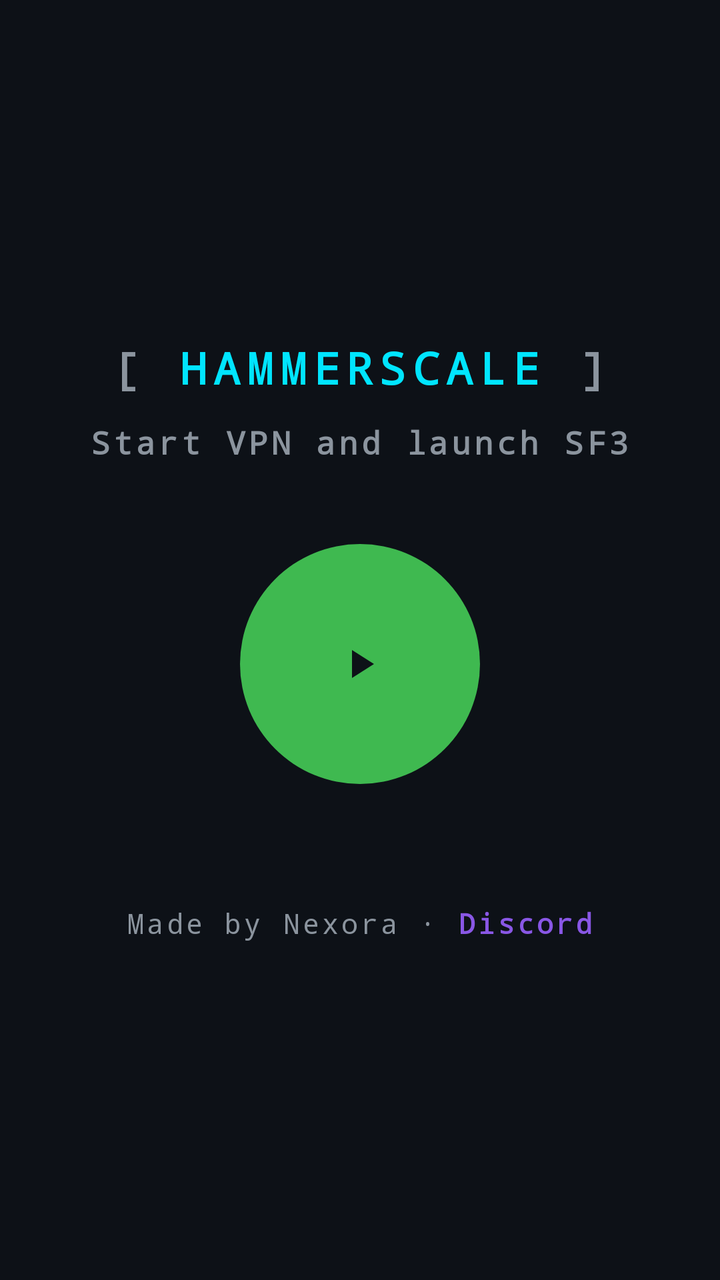
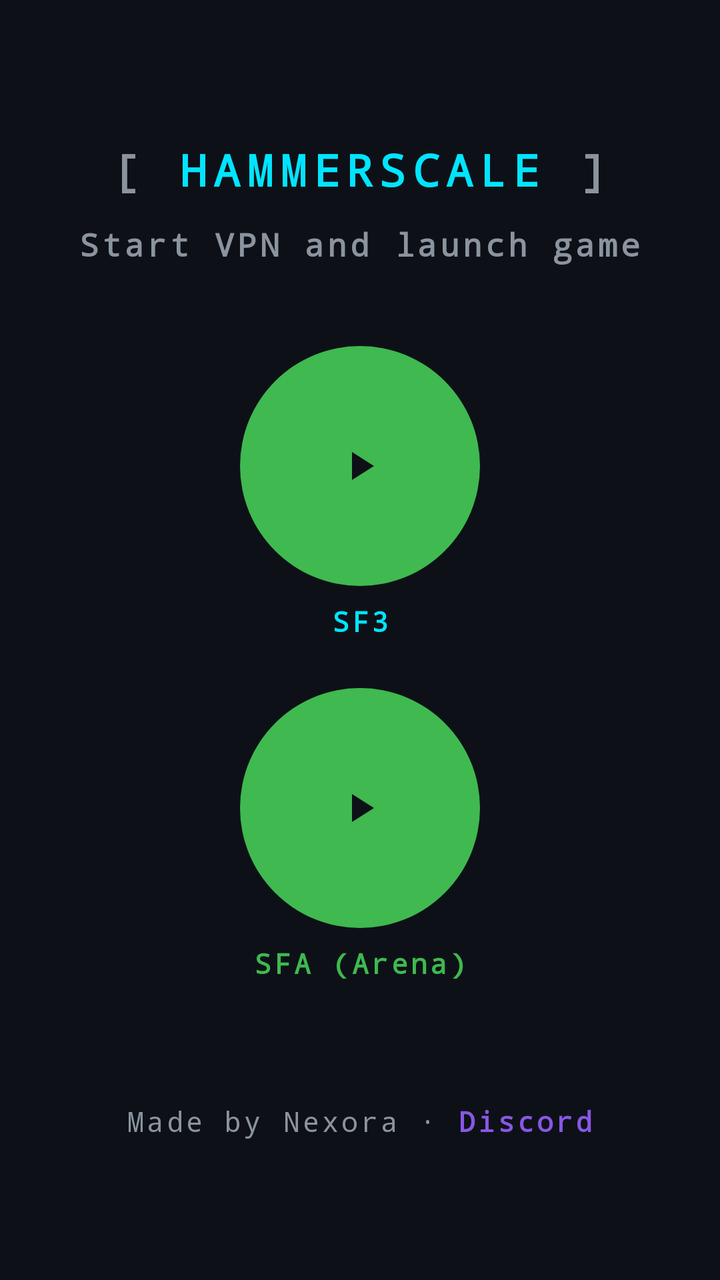

Before-and-after screenshots of an Android layout around one commit, followed by the original layout XML and the change that was made.
<!-- AndroidManifest.xml: application theme Theme.HammerScale -->
<!-- res/layout/activity_main.xml -->
<?xml version="1.0" encoding="utf-8"?>
<androidx.coordinatorlayout.widget.CoordinatorLayout
    xmlns:android="http://schemas.android.com/apk/res/android"
    xmlns:app="http://schemas.android.com/apk/res-auto"
    android:layout_width="match_parent"
    android:layout_height="match_parent"
    android:background="@color/bg_primary">

    
    <LinearLayout
        android:layout_width="match_parent"
        android:layout_height="match_parent"
        android:orientation="vertical"
        android:gravity="center">

        
        <LinearLayout
            android:layout_width="wrap_content"
            android:layout_height="wrap_content"
            android:orientation="horizontal"
            android:gravity="center_vertical">

            <TextView
                android:layout_width="wrap_content"
                android:layout_height="wrap_content"
                android:text="[ "
                android:textColor="#FF8B949E"
                android:textSize="22sp"
                android:fontFamily="monospace"
                android:textStyle="bold"
                android:letterSpacing="0.15" />

            <TextView
                android:layout_width="wrap_content"
                android:layout_height="wrap_content"
                android:text="HAMMERSCALE"
                android:textColor="#FF00E5FF"
                android:textSize="22sp"
                android:fontFamily="monospace"
                android:textStyle="bold"
                android:letterSpacing="0.15" />

            <TextView
                android:layout_width="wrap_content"
                android:layout_height="wrap_content"
                android:text=" ]"
                android:textColor="#FF8B949E"
                android:textSize="22sp"
                android:fontFamily="monospace"
                android:textStyle="bold"
                android:letterSpacing="0.15" />

        </LinearLayout>

        
        <TextView
            android:layout_width="wrap_content"
            android:layout_height="wrap_content"
            android:text="Start VPN and launch SF3"
            android:textColor="@color/text_secondary"
            android:textSize="16sp"
            android:fontFamily="monospace"
            android:textStyle="bold"
            android:letterSpacing="0.1"
            android:layout_marginTop="12dp" />

        
        <ImageButton
            android:id="@+id/btn_play"
            android:layout_width="120dp"
            android:layout_height="120dp"
            android:layout_marginTop="40dp"
            android:background="@drawable/btn_play_bg"
            android:src="@drawable/ic_play"
            android:scaleType="centerInside"
            android:padding="30dp"
            android:contentDescription="Start VPN and launch game" />

        
        <LinearLayout
            android:layout_width="wrap_content"
            android:layout_height="wrap_content"
            android:orientation="horizontal"
            android:gravity="center"
            android:layout_marginTop="60dp">

            <TextView
                android:layout_width="wrap_content"
                android:layout_height="wrap_content"
                android:text="Made by Nexora · "
                android:textColor="@color/text_secondary"
                android:textSize="14sp"
                android:fontFamily="monospace"
                android:letterSpacing="0.1" />

            <TextView
                android:id="@+id/tv_discord_link"
                android:layout_width="wrap_content"
                android:layout_height="wrap_content"
                android:text="Discord"
                android:textColor="#FF8957E5"
                android:textSize="14sp"
                android:fontFamily="monospace"
                android:textStyle="bold"
                android:letterSpacing="0.1"
                android:clickable="true"
                android:focusable="true" />

        </LinearLayout>

    </LinearLayout>

</androidx.coordinatorlayout.widget.CoordinatorLayout>
<!-- resources referenced by this layout -->
<resources>
  <color name="bg_primary">#0D1117</color>
  <color name="text_secondary">#8B949E</color>
  <!-- drawable btn_play_bg (drawable) -->
  <?xml version="1.0" encoding="utf-8"?>
  <shape xmlns:android="http://schemas.android.com/apk/res/android"
      android:shape="oval">
      <solid android:color="#FF3FB950" />
      <size android:width="120dp" android:height="120dp" />
  </shape>
  <!-- drawable ic_play (drawable) -->
  <?xml version="1.0" encoding="utf-8"?>
  <vector xmlns:android="http://schemas.android.com/apk/res/android"
      android:width="24dp"
      android:height="24dp"
      android:viewportWidth="24"
      android:viewportHeight="24"
      android:tint="#FF0D1117">
      <path
          android:fillColor="#FF000000"
          android:pathData="M8,5v14l11,-7z"/>
  </vector>
  <style name="Theme.HammerScale" parent="Theme.MaterialComponents.DayNight.DarkActionBar">
          <item name="colorPrimary">@color/bg_secondary</item>
          <item name="colorPrimaryVariant">@color/bg_primary</item>
          <item name="colorOnPrimary">@color/text_primary</item>
          <item name="colorSecondary">@color/green_active</item>
          <item name="colorOnSecondary">@color/bg_primary</item>
          <item name="android:statusBarColor">@color/bg_primary</item>
          <item name="android:navigationBarColor">@color/bg_primary</item>
          <item name="android:windowBackground">@color/bg_primary</item>
          <item name="android:textColorPrimary">@color/text_primary</item>
          <item name="android:textColorSecondary">@color/text_secondary</item>
          <item name="windowActionBar">false</item>
          <item name="windowNoTitle">true</item>
      </style>
  <color name="bg_secondary">#161B22</color>
  <color name="text_primary">#E6EDF3</color>
  <color name="green_active">#3FB950</color>
</resources>

<!-- the commit's change to res/layout/activity_main.xml (unified diff, before → after) -->
@@ -56,7 +56,7 @@
         <TextView
             android:layout_width="wrap_content"
             android:layout_height="wrap_content"
-            android:text="Start VPN and launch SF3"
+            android:text="Start VPN and launch game"
             android:textColor="@color/text_secondary"
             android:textSize="16sp"
             android:fontFamily="monospace"
@@ -65,16 +65,66 @@
             android:layout_marginTop="12dp" />
 
         
-        <ImageButton
-            android:id="@+id/btn_play"
-            android:layout_width="120dp"
-            android:layout_height="120dp"
-            android:layout_marginTop="40dp"
-            android:background="@drawable/btn_play_bg"
-            android:src="@drawable/ic_play"
-            android:scaleType="centerInside"
-            android:padding="30dp"
-            android:contentDescription="Start VPN and launch game" />
+        <LinearLayout
+            android:layout_width="wrap_content"
+            android:layout_height="wrap_content"
+            android:orientation="vertical"
+            android:gravity="center"
+            android:layout_marginTop="40dp">
+
+            <ImageButton
+                android:id="@+id/btn_play"
+                android:layout_width="120dp"
+                android:layout_height="120dp"
+                android:background="@drawable/btn_play_bg"
+                android:src="@drawable/ic_play"
+                android:scaleType="centerInside"
+                android:padding="30dp"
+                android:contentDescription="Start SF3 VPN" />
+
+            <TextView
+                android:layout_width="wrap_content"
+                android:layout_height="wrap_content"
+                android:text="SF3"
+                android:textColor="#FF00E5FF"
+                android:textSize="14sp"
+                android:fontFamily="monospace"
+                android:textStyle="bold"
+                android:letterSpacing="0.1"
+                android:layout_marginTop="8dp"
+                android:gravity="center" />
+        </LinearLayout>
+
+        
+        <LinearLayout
+            android:layout_width="wrap_content"
+            android:layout_height="wrap_content"
+            android:orientation="vertical"
+            android:gravity="center"
+            android:layout_marginTop="24dp">
+
+            <ImageButton
+                android:id="@+id/btn_play_sfa"
+                android:layout_width="120dp"
+                android:layout_height="120dp"
+                android:background="@drawable/btn_play_bg"
+                android:src="@drawable/ic_play"
+                android:scaleType="centerInside"
+                android:padding="30dp"
+                android:contentDescription="Start SFA VPN" />
+
+            <TextView
+                android:layout_width="wrap_content"
+                android:layout_height="wrap_content"
+                android:text="SFA (Arena)"
+                android:textColor="#FF3FB950"
+                android:textSize="14sp"
+                android:fontFamily="monospace"
+                android:textStyle="bold"
+                android:letterSpacing="0.1"
+                android:layout_marginTop="8dp"
+                android:gravity="center" />
+        </LinearLayout>
 
         
         <LinearLayout
